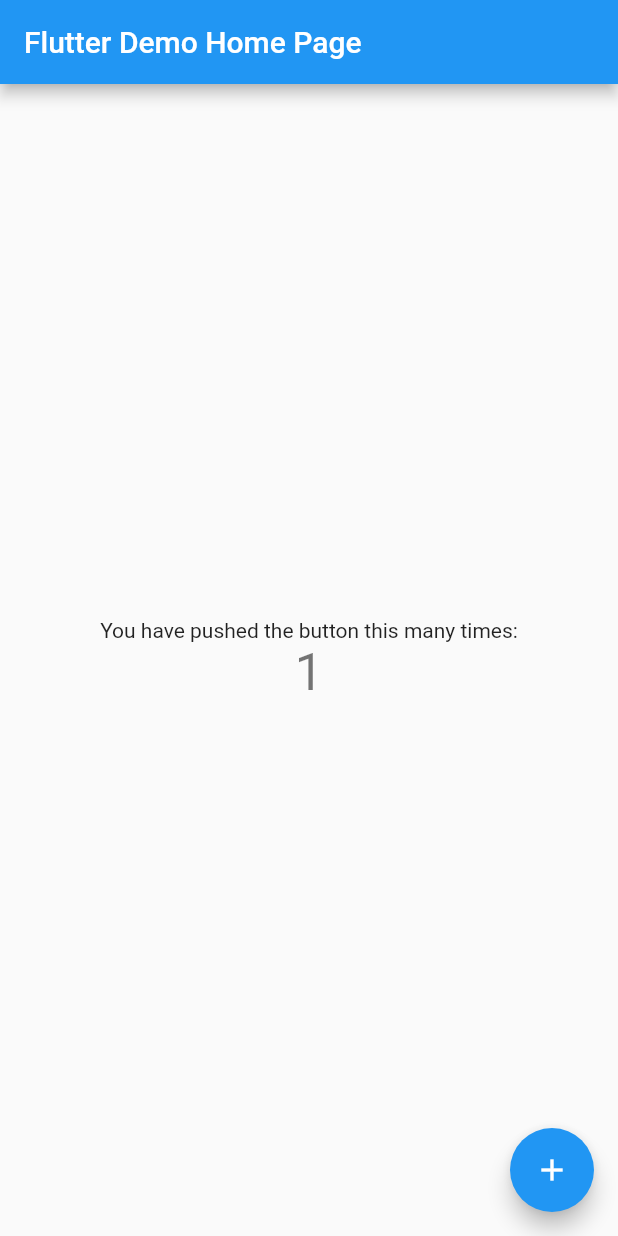
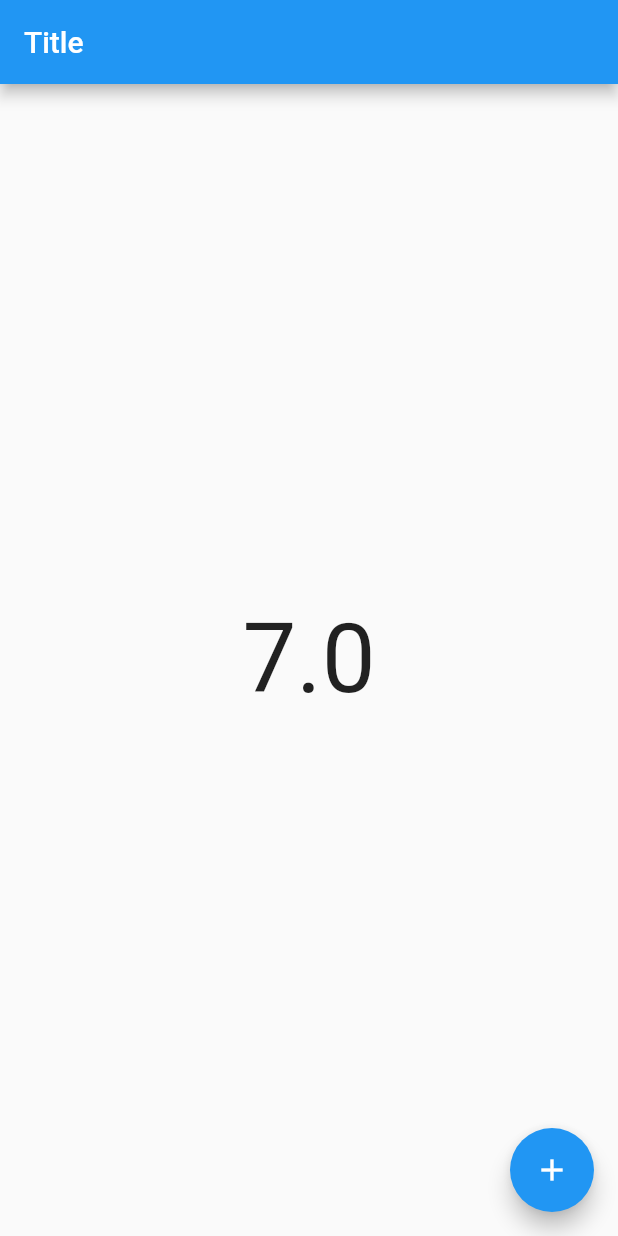
Before and after one commit to vimba333/onixtest, a Flutter app: the screen it shows after launch, after a tap on the "add" icon, on a phone screen of 412 x 824 dp. Run offline on Flutter 3.47's test engine with Material 2 defaults, Android fonts, the phone set to English and light mode, and no system bars; our stand-ins replace flutter_bloc.

Commit message:
basic structure

```diff
--- /dev/null
+++ b/lib/api/repository/weather_repository.dart
@@ -0,0 +1,7 @@
+import 'package:onixtest/import_model.dart';
+
+class WeatherRepository {
+  Future<Weather> getWeather(String cityName) async {
+    return Weather(7);
+  }
+}
--- /dev/null
+++ b/lib/import_bloc.dart
@@ -0,0 +1 @@
+export 'package:onixtest/logic/bloc/weather_bloc.dart';
--- /dev/null
+++ b/lib/import_model.dart
@@ -0,0 +1 @@
+export 'package:onixtest/logic/model/weather.dart';
--- /dev/null
+++ b/lib/import_repository.dart
@@ -0,0 +1 @@
+export 'package:onixtest/api/repository/weather_repository.dart';
--- /dev/null
+++ b/lib/logic/bloc/weather_bloc.dart
@@ -0,0 +1,30 @@
+import 'package:flutter_bloc/flutter_bloc.dart';
+import 'package:onixtest/import_repository.dart';
+import 'package:onixtest/logic/model/weather.dart';
+
+class WeatherEvent {}
+
+class GetWeatherEvent extends WeatherEvent {
+  final String cityName;
+  GetWeatherEvent(this.cityName);
+}
+
+class WeatherState {
+  final Weather weather;
+  WeatherState(this.weather);
+}
+
+class WeatherBloc extends Bloc<WeatherEvent, WeatherState> {
+  final WeatherRepository _weatherRepository = WeatherRepository();
+  WeatherBloc() : super(WeatherState(Weather.defaultWeather()));
+
+  @override
+  Stream<WeatherState> mapEventToState(
+    WeatherEvent event,
+  ) async* {
+    if (event is GetWeatherEvent) {
+      final weather = await _weatherRepository.getWeather(event.cityName);
+      yield WeatherState(weather);
+    }
+  }
+}
--- /dev/null
+++ b/lib/logic/model/weather.dart
@@ -0,0 +1,8 @@
+class Weather {
+  final double temp;
+  Weather(this.temp);
+
+  static Weather defaultWeather() {
+    return Weather(3);
+  }
+}
--- a/lib/main.dart
+++ b/lib/main.dart
@@ -1,9 +1,13 @@
 import 'package:flutter/material.dart';
+import 'package:onixtest/ui/page/weather_page.dart';
+import 'package:onixtest/import_bloc.dart';
+import 'package:flutter_bloc/flutter_bloc.dart';
 
 void main() {
   runApp(const MyApp());
 }
 
+/// flutter run lib/main.dart
 class MyApp extends StatelessWidget {
   const MyApp({Key? key}) : super(key: key);
 
@@ -11,105 +15,13 @@
   @override
   Widget build(BuildContext context) {
     return MaterialApp(
-      title: 'Flutter Demo',
-      theme: ThemeData(
-        // This is the theme of your application.
-        //
-        // Try running your application with "flutter run". You'll see the
-        // application has a blue toolbar. Then, without quitting the app, try
-        // changing the primarySwatch below to Colors.green and then invoke
-        // "hot reload" (press "r" in the console where you ran "flutter run",
-        // or simply save your changes to "hot reload" in a Flutter IDE).
-        // Notice that the counter didn't reset back to zero; the application
-        // is not restarted.
-        primarySwatch: Colors.blue,
-      ),
-      home: const MyHomePage(title: 'Flutter Demo Home Page'),
-    );
+        title: 'Weather',
+        theme: ThemeData(
+          primarySwatch: Colors.blue,
+        ),
+        home: BlocProvider(
+          create: (context) => WeatherBloc(),
+          child: const WeatherPage(),
+        ));
   }
 }
-
-class MyHomePage extends StatefulWidget {
-  const MyHomePage({Key? key, required this.title}) : super(key: key);
-
-  // This widget is the home page of your application. It is stateful, meaning
-  // that it has a State object (defined below) that contains fields that affect
-  // how it looks.
-
-  // This class is the configuration for the state. It holds the values (in this
-  // case the title) provided by the parent (in this case the App widget) and
-  // used by the build method of the State. Fields in a Widget subclass are
-  // always marked "final".
-
-  final String title;
-
-  @override
-  State<MyHomePage> createState() => _MyHomePageState();
-}
-
-class _MyHomePageState extends State<MyHomePage> {
-  int _counter = 0;
-
-  void _incrementCounter() {
-    setState(() {
-      // This call to setState tells the Flutter framework that something has
-      // changed in this State, which causes it to rerun the build method below
-      // so that the display can reflect the updated values. If we changed
-      // _counter without calling setState(), then the build method would not be
-      // called again, and so nothing would appear to happen.
-      _counter++;
-    });
-  }
-
-  @override
-  Widget build(BuildContext context) {
-    // This method is rerun every time setState is called, for instance as done
-    // by the _incrementCounter method above.
-    //
-    // The Flutter framework has been optimized to make rerunning build methods
-    // fast, so that you can just rebuild anything that needs updating rather
-    // than having to individually change instances of widgets.
-    return Scaffold(
-      appBar: AppBar(
-        // Here we take the value from the MyHomePage object that was created by
-        // the App.build method, and use it to set our appbar title.
-        title: Text(widget.title),
-      ),
-      body: Center(
-        // Center is a layout widget. It takes a single child and positions it
-        // in the middle of the parent.
-        child: Column(
-          // Column is also a layout widget. It takes a list of children and
-          // arranges them vertically. By default, it sizes itself to fit its
-          // children horizontally, and tries to be as tall as its parent.
-          //
-          // Invoke "debug painting" (press "p" in the console, choose the
-          // "Toggle Debug Paint" action from the Flutter Inspector in Android
-          // Studio, or the "Toggle Debug Paint" command in Visual Studio Code)
-          // to see the wireframe for each widget.
-          //
-          // Column has various properties to control how it sizes itself and
-          // how it positions its children. Here we use mainAxisAlignment to
-          // center the children vertically; the main axis here is the vertical
-          // axis because Columns are vertical (the cross axis would be
-          // horizontal).
-          mainAxisAlignment: MainAxisAlignment.center,
-          children: <Widget>[
-            const Text(
-              'You have pushed the button this many times:',
-            ),
-            Text(
-              '$_counter',
-              style: Theme.of(context).textTheme.headline4,
-            ),
-          ],
-        ),
-      ),
-      floatingActionButton: FloatingActionButton(
-        onPressed: _incrementCounter,
-        tooltip: 'Increment',
-        child: const Icon(Icons.add),
-      ), // This trailing comma makes auto-formatting nicer for build methods.
-    );
-  }
-}
--- /dev/null
+++ b/lib/ui/page/weather_page.dart
@@ -0,0 +1,37 @@
+import 'package:flutter/material.dart';
+import 'package:flutter_bloc/flutter_bloc.dart';
+import 'package:onixtest/import_bloc.dart';
+
+class WeatherPage extends StatelessWidget {
+  const WeatherPage({Key? key}) : super(key: key);
+
+  @override
+  Widget build(BuildContext context) {
+    WeatherBloc _bloc = BlocProvider.of(context);
+    return Scaffold(
+      appBar: AppBar(
+        title: const Text('Title'),
+      ),
+      body: Center(
+        child: Column(
+          mainAxisAlignment: MainAxisAlignment.center,
+          children: <Widget>[
+            BlocBuilder<WeatherBloc, WeatherState>(
+              builder: (context, state) {
+                return Text(state.weather.temp.toString(),
+                    style: const TextStyle(fontSize: 64));
+              },
+            ),
+          ],
+        ),
+      ),
+      floatingActionButton: FloatingActionButton(
+        onPressed: () {
+          _bloc.add(GetWeatherEvent('Paris'));
+        },
+        tooltip: 'Increment',
+        child: const Icon(Icons.add),
+      ), // This trailing comma makes auto-formatting nicer for build methods.
+    );
+  }
+}
--- a/pubspec.yaml
+++ b/pubspec.yaml
@@ -27,8 +27,11 @@
 # the latest version available on pub.dev. To see which dependencies have newer
 # versions available, run `flutter pub outdated`.
 dependencies:
+  flutter_bloc: ^7.0.0
+  http: ^0.13.4
   flutter:
     sdk: flutter
+
 
 
   # The following adds the Cupertino Icons font to your application.
```
Also changed, not shown: pubspec.lock, 1 other file.
